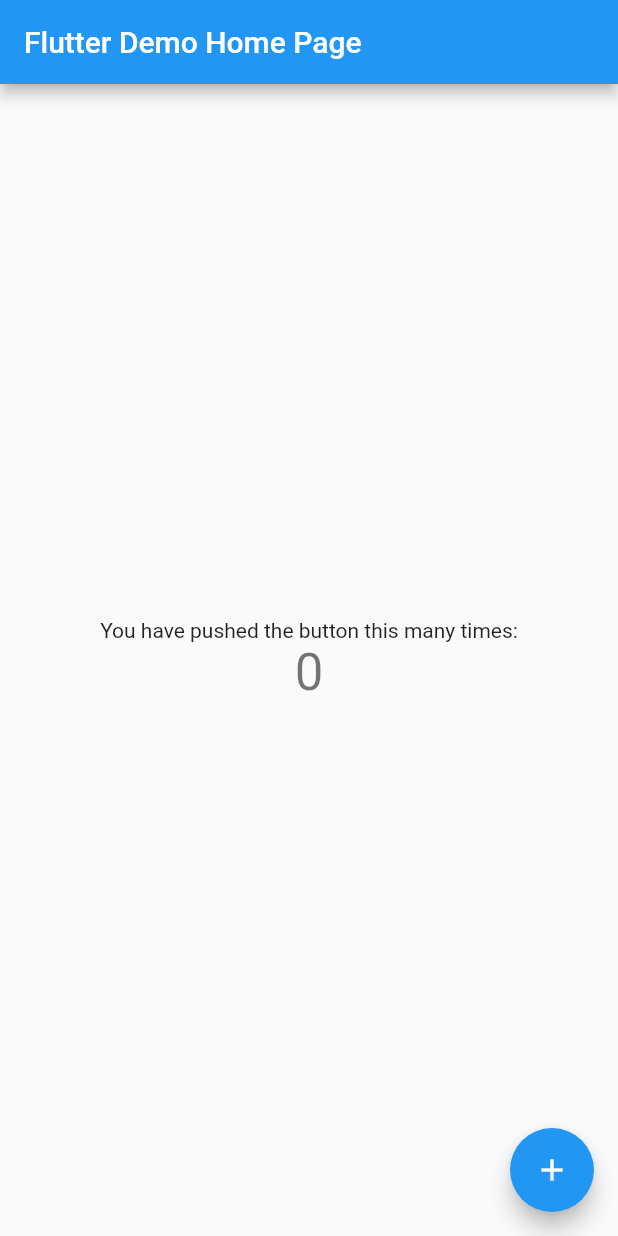
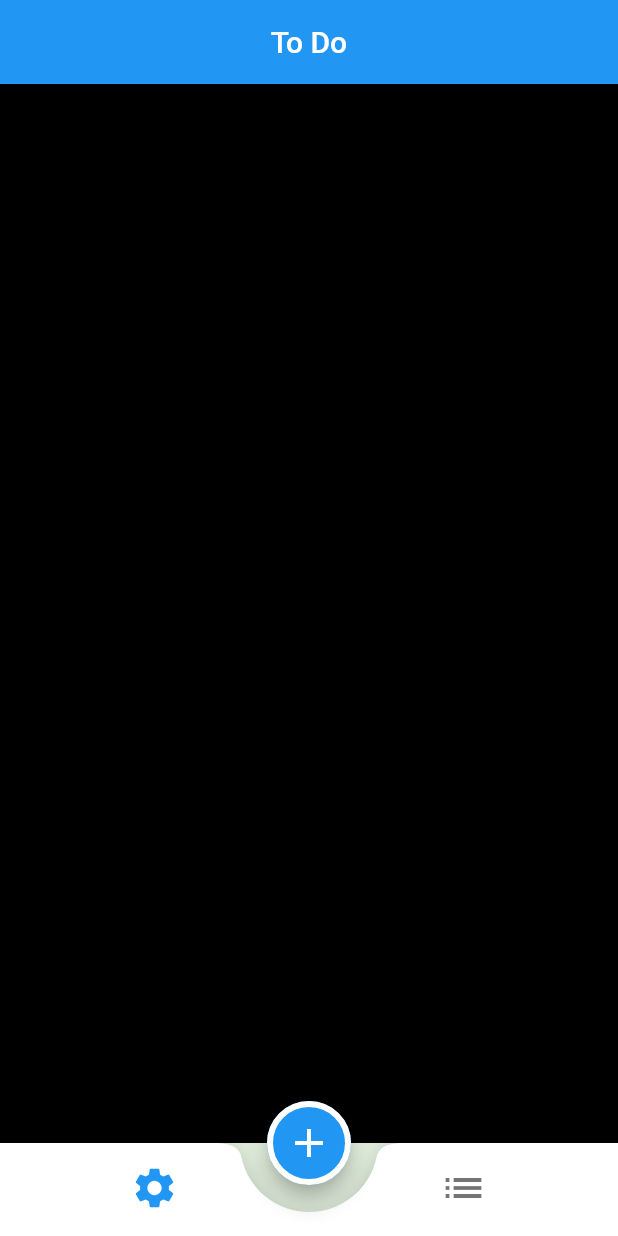
Before and after one commit to MostafaQurany/To-Do-2, a Flutter app: the screen it shows after launch, on a phone screen of 412 x 824 dp. Run offline on Flutter 3.47's test engine with Material 2 defaults, Android fonts, the phone set to English and light mode, and no system bars.

Commit message:
we make the button nav bar and make the list button work with the (list tab ) and add the notch button in center of buttonAppBar

```diff
--- /dev/null
+++ b/lib/HomeScreen/homescreen.dart
@@ -0,0 +1,52 @@
+import 'package:flutter/material.dart';
+import 'package:todo2/HomeScreen/lisrt/listScreen.dart';
+import 'package:todo2/HomeScreen/settings/settingsScreen.dart';
+
+class Homescreen extends StatefulWidget {
+  static const String HomeSrcreenRoutName= "HomneScreen";
+
+  @override
+  State<Homescreen> createState() => _HomescreenState();
+}
+
+class _HomescreenState extends State<Homescreen> {
+  int csetrnindex=0;
+
+  var tabs=[ListScreen(),SettingsScreen()];
+
+  @override
+  Widget build(BuildContext context) {
+    return Scaffold(
+      appBar: AppBar(title: Center(child: Text("To Do")),),
+      bottomNavigationBar: BottomAppBar(
+        shape: CircularNotchedRectangle(),
+        notchMargin: 18,
+        child: BottomNavigationBar(
+          currentIndex:csetrnindex ,
+          onTap: (indix){
+            setState((){csetrnindex=indix;});
+          },
+          showUnselectedLabels: false,
+          showSelectedLabels: false,
+          items: [
+            BottomNavigationBarItem(icon: Icon(Icons.settings),label:""),
+            BottomNavigationBarItem(icon: Icon(Icons.list),label:""),
+          ],
+        ),
+      ),
+      floatingActionButtonLocation: FloatingActionButtonLocation.centerDocked,
+      floatingActionButton: FloatingActionButton(
+        shape: StadiumBorder(
+          side: BorderSide(
+            color: Colors.white,
+            width: 4
+          )
+        ),
+        onPressed: () {
+        },
+        child:   Icon(Icons.add, size: 32,),
+      ),
+      body: tabs[csetrnindex],
+    );
+  }
+}
--- /dev/null
+++ b/lib/HomeScreen/lisrt/listScreen.dart
@@ -0,0 +1,12 @@
+import 'package:flutter/material.dart';
+
+class ListScreen extends StatelessWidget {
+  const ListScreen({Key? key}) : super(key: key);
+
+  @override
+  Widget build(BuildContext context) {
+    return Container(
+      color:Colors.black ,
+    );
+  }
+}
--- /dev/null
+++ b/lib/HomeScreen/settings/settingsScreen.dart
@@ -0,0 +1,10 @@
+import 'package:flutter/material.dart';
+
+class SettingsScreen extends StatelessWidget  {
+  const SettingsScreen({Key? key}) : super(key: key);
+
+  @override
+  Widget build(BuildContext context) {
+    return Container();
+  }
+}
--- a/lib/main.dart
+++ b/lib/main.dart
@@ -1,115 +1,22 @@
 import 'package:flutter/material.dart';
+import 'package:todo2/HomeScreen/homescreen.dart';
+import 'package:todo2/theme_data.dart';
 
-void main() {
-  runApp(const MyApp());
-}
+void main()=>runApp(MyApp());
+
+
 
 class MyApp extends StatelessWidget {
-  const MyApp({Key? key}) : super(key: key);
-
-  // This widget is the root of your application.
   @override
   Widget build(BuildContext context) {
     return MaterialApp(
-      title: 'Flutter Demo',
-      theme: ThemeData(
-        // This is the theme of your application.
-        //
-        // Try running your application with "flutter run". You'll see the
-        // application has a blue toolbar. Then, without quitting the app, try
-        // changing the primarySwatch below to Colors.green and then invoke
-        // "hot reload" (press "r" in the console where you ran "flutter run",
-        // or simply save your changes to "hot reload" in a Flutter IDE).
-        // Notice that the counter didn't reset back to zero; the application
-        // is not restarted.
-        primarySwatch: Colors.blue,
-      ),
-      home: const MyHomePage(title: 'Flutter Demo Home Page'),
+      debugShowCheckedModeBanner: false,
+      title: "TO Do",
+      routes: {
+        Homescreen.HomeSrcreenRoutName:(_)=>Homescreen(),
+      },
+      initialRoute: Homescreen.HomeSrcreenRoutName,
+      theme: MyThemeData.lightTheme,
     );
   }
 }
-
-class MyHomePage extends StatefulWidget {
-  const MyHomePage({Key? key, required this.title}) : super(key: key);
-
-  // This widget is the home page of your application. It is stateful, meaning
-  // that it has a State object (defined below) that contains fields that affect
-  // how it looks.
-
-  // This class is the configuration for the state. It holds the values (in this
-  // case the title) provided by the parent (in this case the App widget) and
-  // used by the build method of the State. Fields in a Widget subclass are
-  // always marked "final".
-
-  final String title;
-
-  @override
-  State<MyHomePage> createState() => _MyHomePageState();
-}
-
-class _MyHomePageState extends State<MyHomePage> {
-  int _counter = 0;
-
-  void _incrementCounter() {
-    setState(() {
-      // This call to setState tells the Flutter framework that something has
-      // changed in this State, which causes it to rerun the build method below
-      // so that the display can reflect the updated values. If we changed
-      // _counter without calling setState(), then the build method would not be
-      // called again, and so nothing would appear to happen.
-      _counter++;
-    });
-  }
-
-  @override
-  Widget build(BuildContext context) {
-    // This method is rerun every time setState is called, for instance as done
-    // by the _incrementCounter method above.
-    //
-    // The Flutter framework has been optimized to make rerunning build methods
-    // fast, so that you can just rebuild anything that needs updating rather
-    // than having to individually change instances of widgets.
-    return Scaffold(
-      appBar: AppBar(
-        // Here we take the value from the MyHomePage object that was created by
-        // the App.build method, and use it to set our appbar title.
-        title: Text(widget.title),
-      ),
-      body: Center(
-        // Center is a layout widget. It takes a single child and positions it
-        // in the middle of the parent.
-        child: Column(
-          // Column is also a layout widget. It takes a list of children and
-          // arranges them vertically. By default, it sizes itself to fit its
-          // children horizontally, and tries to be as tall as its parent.
-          //
-          // Invoke "debug painting" (press "p" in the console, choose the
-          // "Toggle Debug Paint" action from the Flutter Inspector in Android
-          // Studio, or the "Toggle Debug Paint" command in Visual Studio Code)
-          // to see the wireframe for each widget.
-          //
-          // Column has various properties to control how it sizes itself and
-          // how it positions its children. Here we use mainAxisAlignment to
-          // center the children vertically; the main axis here is the vertical
-          // axis because Columns are vertical (the cross axis would be
-          // horizontal).
-          mainAxisAlignment: MainAxisAlignment.center,
-          children: <Widget>[
-            const Text(
-              'You have pushed the button this many times:',
-            ),
-            Text(
-              '$_counter',
-              style: Theme.of(context).textTheme.headline4,
-            ),
-          ],
-        ),
-      ),
-      floatingActionButton: FloatingActionButton(
-        onPressed: _incrementCounter,
-        tooltip: 'Increment',
-        child: const Icon(Icons.add),
-      ), // This trailing comma makes auto-formatting nicer for build methods.
-    );
-  }
-}
--- /dev/null
+++ b/lib/theme_data.dart
@@ -0,0 +1,21 @@
+import 'package:flutter/material.dart';
+
+class MyThemeData {
+  static const Color primarycolor = Color(0xFF5D9CEC);
+  static const Color scaffoldBacgroundcolor = Color(0xFFDFECDB);
+  static const Color green = Color(0xFF61E757);
+  static const Color red = Color(0xFFEC4B4B);
+
+  static final lightTheme = ThemeData(
+      primaryColor: primarycolor,
+      scaffoldBackgroundColor: scaffoldBacgroundcolor,
+      bottomNavigationBarTheme: BottomNavigationBarThemeData(
+          backgroundColor: Colors.transparent,
+          elevation: 0,
+          unselectedIconTheme: IconThemeData(
+            size: 32,
+          ),
+          selectedIconTheme: IconThemeData(
+            size: 32,
+          )));
+}
```
